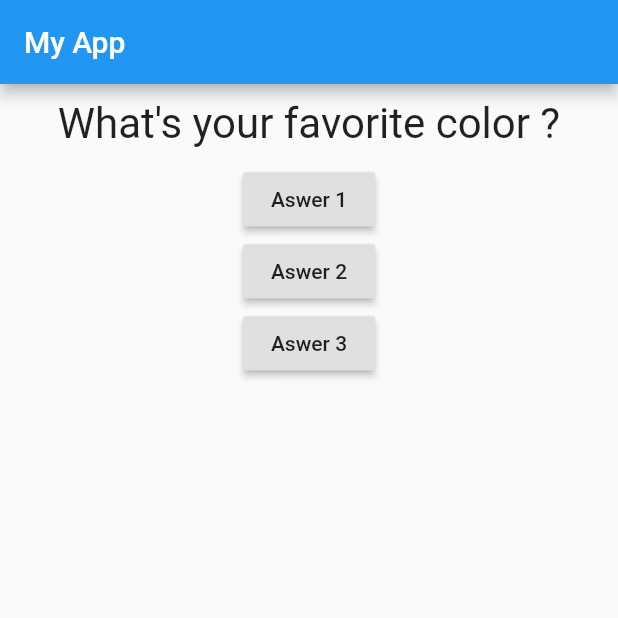
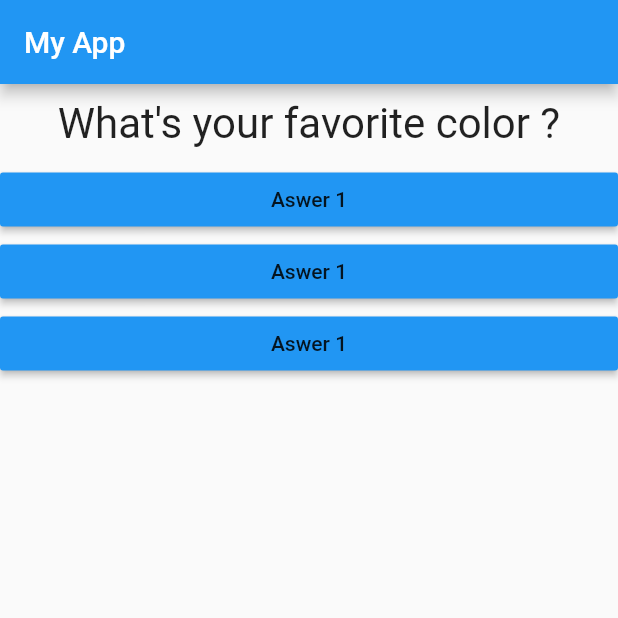
Before and after one commit to AnnaAlbuquerque/quiz_app, a Flutter app: the screen it shows after launch, on a phone screen of 412 x 824 dp, the top half of it. Run offline on Flutter 3.47's test engine with Material 2 defaults, Android fonts, the phone set to English and light mode, and no system bars.

Commit message:
Answer Widget Added

```diff
--- /dev/null
+++ b/lib/answer.dart
@@ -0,0 +1,19 @@
+import 'package:flutter/material.dart';
+
+class Answer extends StatelessWidget {
+  final Function selectHandler;
+
+  Answer(this.selectHandler);
+
+  @override
+  Widget build(BuildContext context) {
+    return Container(
+      width: double.infinity,
+      child: RaisedButton(
+        color: Colors.blue,
+        child: Text('Aswer 1'),
+        onPressed: selectHandler,
+      ),
+    );
+  }
+}
--- a/lib/main.dart
+++ b/lib/main.dart
@@ -2,6 +2,7 @@
 import 'package:flutter/material.dart';
 
 import './question.dart';
+import './answer.dart';
 
 //First function that Dart and Flutter read
 //runApp is a function provided by material.dart
@@ -28,7 +29,6 @@ class _MyAppState extends State<MyApp> {
       _questionIndex++;
     });
     print(_questionIndex);
-
   }
 
   //BuildContext is a special object type provided by Flutter
@@ -46,18 +46,10 @@ class _MyAppState extends State<MyApp> {
         body: Column(
           children: <Widget>[
             Question(questionText: questions[_questionIndex]),
-            RaisedButton(
-              child: Text('Aswer 1'),
-              onPressed: _answerQuestion, //use just the name without parentheses
-            ),
-            RaisedButton(
-              child: Text('Aswer 2'),
-              onPressed: _answerQuestion,
-            ),
-            RaisedButton(
-              child: Text('Aswer 3'),
-              onPressed: _answerQuestion,
-            ),
+            //We are passing the _answerQuestion function and this is called callback, since the receiving widget calls this function in the future
+            Answer(_answerQuestion),
+            Answer(_answerQuestion),
+            Answer(_answerQuestion),
           ],
         ),
       ),
```
